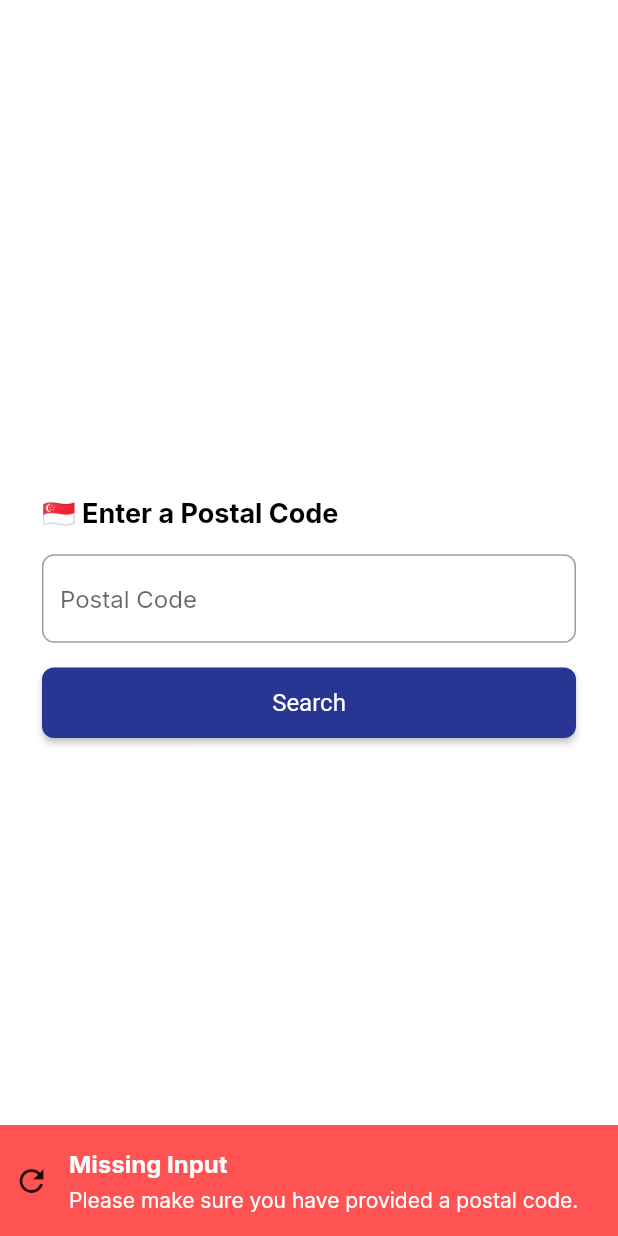
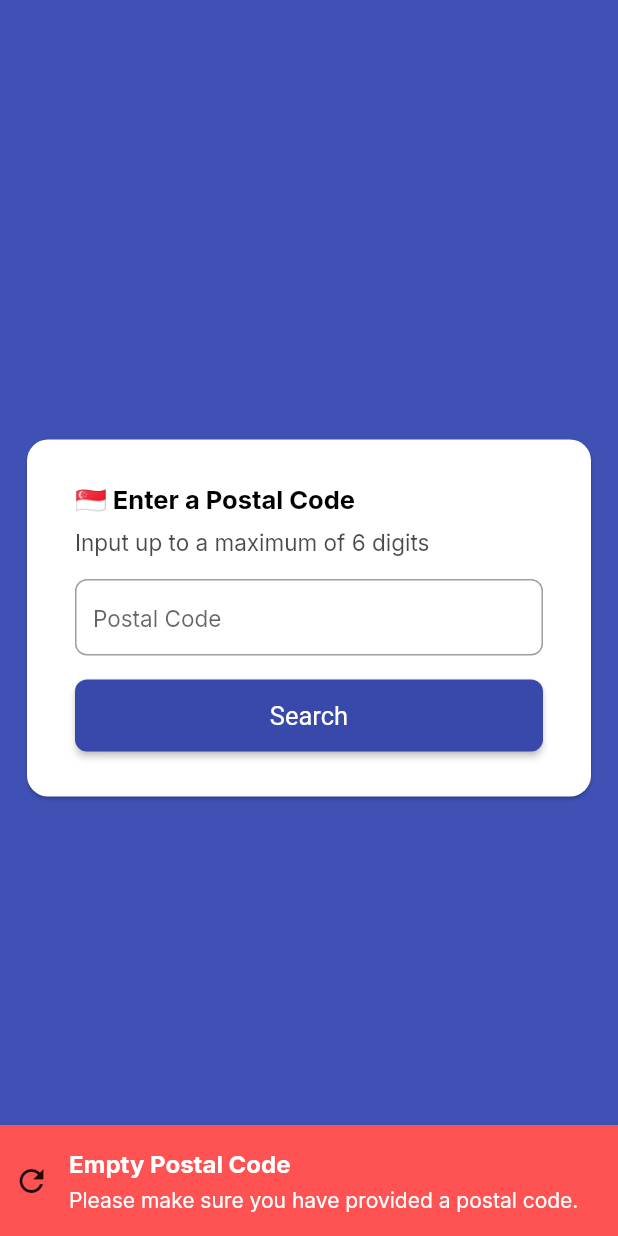
Before and after one commit to ryanpantk/OneMap-Flutter-App, a Flutter app: the screen it shows after launch, after a tap on "Search", on a phone screen of 412 x 824 dp. Run offline on Flutter 3.47's test engine with Material 2 defaults, Android fonts, the light colour scheme and no system bars; our stand-ins replace get, google_fonts.

Commit message:
Redesign search screen

```diff
--- a/lib/assets/styles/styles.dart
+++ b/lib/assets/styles/styles.dart
@@ -4,17 +4,17 @@ class Styles {
   const Styles();
 
   //Global Style
-  double get fontSize => 18;
+  double get fontSize => 17;
   double get borderRadius => 8;
   MaterialColor get mainColorSwatch => Colors.indigo;
   Color? get darkTextColor => Colors.black;
   Color? get lightTextColor => Colors.white;
-  Color? get backgroundColor => Colors.white;
+  Color? get backgroundColor => Colors.indigo[500];
   double get horizontalPadding => 28;
 
   //Primary Button
-  double get primaryButtonFontSize => 16;
+  double get primaryButtonFontSize => 17;
   double get primaryButtonBorderRadius => 8;
   double get primaryButtonVerticalPadding => 14;
-  Color? get primaryButtonColor => Colors.indigo[800];
+  Color? get primaryButtonColor => Colors.indigo[600];
 }
--- a/lib/controllers/search_screen_controller.dart
+++ b/lib/controllers/search_screen_controller.dart
@@ -1,5 +1,6 @@
 import 'package:get/get.dart';
 import 'package:flutter/material.dart';
+import 'package:postal_code_finder/screens/search_results_screen.dart';
 import 'package:postal_code_finder/services/onemap_api.dart';
 
 class SearchScreenController extends GetxController {
@@ -16,20 +17,39 @@ class SearchScreenController extends GetxController {
     if (postalCodeTextController.text.isEmpty) {
       Get.showSnackbar(
         const GetSnackBar(
-          title: 'Missing Input',
+          title: 'Empty Postal Code',
           message: 'Please make sure you have provided a postal code.',
           icon: Icon(Icons.refresh),
           duration: Duration(seconds: 3),
           backgroundColor: Colors.redAccent,
         ),
       );
-    }
-
-    try {
-      oneMapAPI.getAddressResults(
-          (postalCodeTextController.text), (pageNumber.toString()));
-    } catch (exception) {
-      exception.printError();
+    } else if (!RegExp(r'^[0-9]+$').hasMatch(postalCodeTextController.text)) {
+      Get.showSnackbar(
+        const GetSnackBar(
+          title: 'Incorrect Postal Code',
+          message: 'Postal codes can only contain digits.',
+          icon: Icon(Icons.refresh),
+          duration: Duration(seconds: 3),
+          backgroundColor: Colors.redAccent,
+        ),
+      );
+    } else {
+      try {
+        oneMapAPI.getAddressResults(
+            (postalCodeTextController.text), (pageNumber.toString()));
+        Get.to(SearchResultScreen());
+      } catch (exception) {
+        Get.showSnackbar(
+          const GetSnackBar(
+            title: 'Connection Error',
+            message: 'Please try again later.',
+            icon: Icon(Icons.refresh),
+            duration: Duration(seconds: 3),
+            backgroundColor: Colors.redAccent,
+          ),
+        );
+      }
     }
   }
 }
--- /dev/null
+++ b/lib/screens/search_results_screen.dart
@@ -0,0 +1,22 @@
+import 'package:flutter/material.dart';
+import 'package:postal_code_finder/assets/styles/styles.dart';
+import 'package:postal_code_finder/widgets/spacer.dart';
+import 'package:postal_code_finder/widgets/header.dart';
+import 'package:postal_code_finder/widgets/subheader.dart';
+import 'package:postal_code_finder/widgets/text_input.dart';
+import 'package:postal_code_finder/widgets/primary_button.dart';
+import 'package:postal_code_finder/controllers/search_screen_controller.dart';
+
+class SearchResultScreen extends StatelessWidget {
+  SearchResultScreen({super.key});
+
+  final Styles styles = const Styles();
+  final SearchScreenController controller = SearchScreenController();
+
+  @override
+  Widget build(context) {
+    return Container(
+        decoration: BoxDecoration(color: styles.backgroundColor),
+        child: const Text("Search Results"));
+  }
+}
--- a/lib/screens/search_screen.dart
+++ b/lib/screens/search_screen.dart
@@ -2,6 +2,7 @@ import 'package:flutter/material.dart';
 import 'package:postal_code_finder/assets/styles/styles.dart';
 import 'package:postal_code_finder/widgets/spacer.dart';
 import 'package:postal_code_finder/widgets/header.dart';
+import 'package:postal_code_finder/widgets/subheader.dart';
 import 'package:postal_code_finder/widgets/text_input.dart';
 import 'package:postal_code_finder/widgets/primary_button.dart';
 import 'package:postal_code_finder/controllers/search_screen_controller.dart';
@@ -16,20 +17,38 @@ class SearchScreen extends StatelessWidget {
   Widget build(context) {
     return Container(
       decoration: BoxDecoration(color: styles.backgroundColor),
+      child: Center(
         child: Padding(
-        padding: EdgeInsets.symmetric(horizontal: styles.horizontalPadding),
+          padding: const EdgeInsets.symmetric(horizontal: 14),
+          child: Card(
+            color: Colors.white,
+            shape:
+                RoundedRectangleBorder(borderRadius: BorderRadius.circular(14)),
+            child: Padding(
+              padding: const EdgeInsets.symmetric(vertical: 30, horizontal: 32),
               child: Column(
+                mainAxisSize: MainAxisSize.min,
                 mainAxisAlignment: MainAxisAlignment.center,
                 crossAxisAlignment: CrossAxisAlignment.start,
                 children: [
                   const Header(text: '🇸🇬 Enter a Postal Code'),
+                  const Spacing(height: 8),
+                  const SubHeader(text: 'Input up to a maximum of 6 digits'),
                   const Spacing(),
-            TextInput(hint: 'Postal Code', controller: controller),
+                  TextInput(
+                    hint: 'Postal Code',
+                    controller: controller,
+                    maxCharacters: 6,
+                    keyboardType: TextInputType.number,
+                  ),
                   const Spacing(),
                   PrimaryButton(label: 'Search', controller: controller),
                 ],
               ),
             ),
+          ),
+        ),
+      ),
     );
   }
 }
--- a/lib/widgets/spacer.dart
+++ b/lib/widgets/spacer.dart
@@ -1,10 +1,11 @@
 import 'package:flutter/material.dart';
 
 class Spacing extends StatelessWidget {
-  const Spacing({super.key});
+  const Spacing({super.key, this.height = 16});
+  final double height;
 
   @override
   Widget build(context) {
-    return const SizedBox(height: 16);
+    return SizedBox(height: height);
   }
 }
--- /dev/null
+++ b/lib/widgets/subheader.dart
@@ -0,0 +1,21 @@
+import 'package:flutter/material.dart';
+import 'package:postal_code_finder/assets/styles/styles.dart';
+
+class SubHeader extends StatelessWidget {
+  const SubHeader({super.key, required this.text});
+
+  final String text;
+  final Styles styles = const Styles();
+
+  @override
+  Widget build(context) {
+    return Text(
+      text,
+      style: const TextStyle(
+        color: Color.fromARGB(182, 0, 0, 0),
+        fontSize: 15,
+      ),
+      textAlign: TextAlign.left,
+    );
+  }
+}
--- a/lib/widgets/text_input.dart
+++ b/lib/widgets/text_input.dart
@@ -3,21 +3,33 @@ import 'package:postal_code_finder/assets/styles/styles.dart';
 import 'package:postal_code_finder/controllers/search_screen_controller.dart';
 
 class TextInput extends StatelessWidget {
-  const TextInput({super.key, required this.controller, required this.hint});
+  const TextInput(
+      {super.key,
+      required this.controller,
+      required this.hint,
+      this.maxCharacters,
+      this.keyboardType = TextInputType.text});
 
   final String hint;
+  final int? maxCharacters;
+  final TextInputType keyboardType;
   final Styles styles = const Styles();
   final SearchScreenController controller;
 
   @override
   Widget build(context) {
     return TextField(
+      maxLength: maxCharacters,
+      keyboardType: keyboardType,
       controller: controller.postalCodeTextController,
       decoration: InputDecoration(
           border: OutlineInputBorder(
             borderRadius: BorderRadius.circular(styles.borderRadius),
           ),
-          hintText: hint),
+          hintText: hint,
+          counterText: '',
+          hintStyle: const TextStyle(fontSize: 15),
+          isDense: true),
     );
   }
 }
```
Lines whose indentation alone changed are shown as unchanged.
